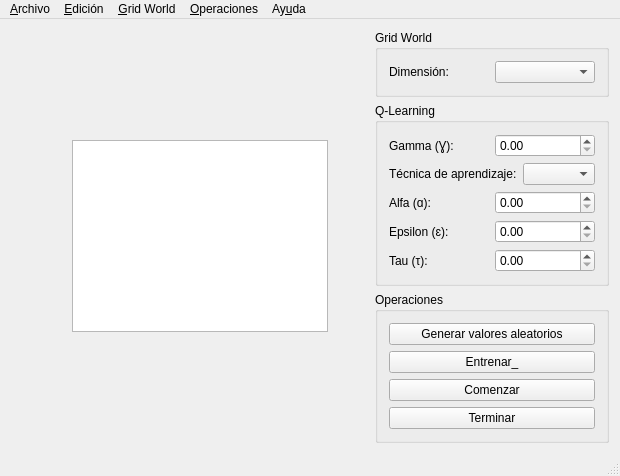
Old version of the form gui/qt/IA2013TPIRLGUI/mainwindow.ui in the repository ssebastianj/ia2013-tpi-rl.
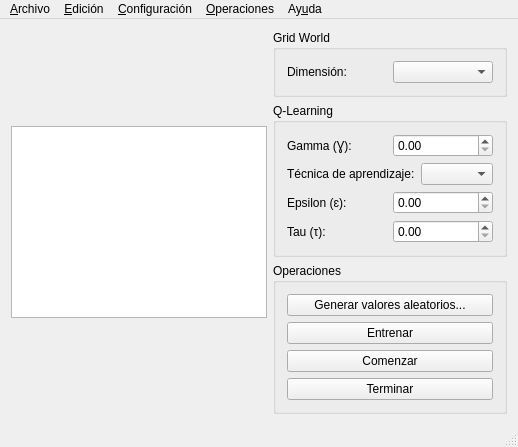
New version of the form.

Commit message: Cambios y mejoras en la UI.

```diff
--- a/gui/qt/IA2013TPIRLGUI/mainwindow.ui
+++ b/gui/qt/IA2013TPIRLGUI/mainwindow.ui
@@ -7,29 +7,16 @@
    <rect>
     <x>0</x>
     <y>0</y>
-    <width>620</width>
-    <height>444</height>
+    <width>505</width>
+    <height>418</height>
    </rect>
   </property>
   <property name="windowTitle">
    <string>MainWindow</string>
   </property>
   <widget class="QWidget" name="centralWidget">
-   <layout class="QHBoxLayout" name="horizontalLayout_7">
-    <item>
-     <spacer name="verticalSpacer">
-      <property name="orientation">
-       <enum>Qt::Vertical</enum>
-      </property>
-      <property name="sizeHint" stdset="0">
-       <size>
-        <width>20</width>
-        <height>346</height>
-       </size>
-      </property>
-     </spacer>
-    </item>
-    <item>
+   <layout class="QGridLayout" name="gridLayout_2">
+    <item row="0" column="2">
      <spacer name="horizontalSpacer_2">
       <property name="orientation">
        <enum>Qt::Horizontal</enum>
@@ -42,57 +29,7 @@
       </property>
      </spacer>
     </item>
-    <item>
-     <widget class="QTableWidget" name="GridWorld">
-      <property name="sizePolicy">
-       <sizepolicy hsizetype="Fixed" vsizetype="Fixed">
-        <horstretch>0</horstretch>
-        <verstretch>0</verstretch>
-       </sizepolicy>
-      </property>
-      <property name="focusPolicy">
-       <enum>Qt::ClickFocus</enum>
-      </property>
-      <property name="verticalScrollBarPolicy">
-       <enum>Qt::ScrollBarAlwaysOff</enum>
-      </property>
-      <property name="horizontalScrollBarPolicy">
-       <enum>Qt::ScrollBarAlwaysOff</enum>
-      </property>
-      <property name="autoScroll">
-       <bool>false</bool>
-      </property>
-      <property name="tabKeyNavigation">
-       <bool>false</bool>
-      </property>
-      <property name="showDropIndicator" stdset="0">
-       <bool>false</bool>
-      </property>
-      <property name="dragDropOverwriteMode">
-       <bool>false</bool>
-      </property>
-      <property name="selectionMode">
-       <enum>QAbstractItemView::NoSelection</enum>
-      </property>
-      <property name="cornerButtonEnabled">
-       <bool>false</bool>
-      </property>
-     </widget>
-    </item>
-    <item>
-     <spacer name="horizontalSpacer">
-      <property name="orientation">
-       <enum>Qt::Horizontal</enum>
-      </property>
-      <property name="sizeHint" stdset="0">
-       <size>
-        <width>40</width>
-        <height>20</height>
-       </size>
-      </property>
-     </spacer>
-    </item>
-    <item>
+    <item row="0" column="3">
      <layout class="QVBoxLayout" name="verticalLayout_3">
       <item>
        <widget class="QGroupBox" name="groupBox">
@@ -136,7 +73,14 @@
             </widget>
            </item>
            <item>
-            <widget class="QDoubleSpinBox" name="sbQLGamma"/>
+            <widget class="QDoubleSpinBox" name="sbQLGamma">
+             <property name="maximum">
+              <double>0.990000000000000</double>
+             </property>
+             <property name="singleStep">
+              <double>0.010000000000000</double>
+             </property>
+            </widget>
            </item>
           </layout>
          </item>
@@ -157,20 +101,6 @@
            </item>
           </layout>
          </item>
-         <item>
-          <layout class="QHBoxLayout" name="horizontalLayout_4">
-           <item>
-            <widget class="QLabel" name="label_3">
-             <property name="text">
-              <string>Alfa (ɑ):</string>
-             </property>
-            </widget>
-           </item>
-           <item>
-            <widget class="QDoubleSpinBox" name="sbQLAlpha"/>
-           </item>
-          </layout>
-         </item>
          <item>
           <layout class="QHBoxLayout" name="horizontalLayout_5">
            <item>
@@ -181,7 +111,14 @@
             </widget>
            </item>
            <item>
-            <widget class="QDoubleSpinBox" name="sbQLEpsilon"/>
+            <widget class="QDoubleSpinBox" name="sbQLEpsilon">
+             <property name="maximum">
+              <double>0.990000000000000</double>
+             </property>
+             <property name="singleStep">
+              <double>0.010000000000000</double>
+             </property>
+            </widget>
            </item>
           </layout>
          </item>
@@ -195,7 +132,14 @@
             </widget>
            </item>
            <item>
-            <widget class="QDoubleSpinBox" name="sbQLTau"/>
+            <widget class="QDoubleSpinBox" name="sbQLTau">
+             <property name="maximum">
+              <double>0.990000000000000</double>
+             </property>
+             <property name="singleStep">
+              <double>0.010000000000000</double>
+             </property>
+            </widget>
            </item>
           </layout>
          </item>
@@ -210,23 +154,10 @@
            <string>Operaciones</string>
           </property>
           <layout class="QGridLayout" name="gridLayout_3">
-           <item row="5" column="0">
-            <spacer name="verticalSpacer_2">
-             <property name="orientation">
-              <enum>Qt::Vertical</enum>
-             </property>
-             <property name="sizeHint" stdset="0">
-              <size>
-               <width>20</width>
-               <height>40</height>
-              </size>
-             </property>
-            </spacer>
-           </item>
            <item row="2" column="0">
             <widget class="QPushButton" name="entrenar">
              <property name="text">
-              <string>Entrenar_</string>
+              <string>Entrenar</string>
              </property>
             </widget>
            </item>
@@ -240,7 +171,7 @@
            <item row="0" column="0">
             <widget class="QPushButton" name="genValAleatorios">
              <property name="text">
-              <string>Generar valores aleatorios</string>
+              <string>Generar valores aleatorios...</string>
              </property>
             </widget>
            </item>
@@ -256,8 +187,71 @@
         </item>
        </layout>
       </item>
+      <item>
+       <spacer name="verticalSpacer_2">
+        <property name="orientation">
+         <enum>Qt::Vertical</enum>
+        </property>
+        <property name="sizeHint" stdset="0">
+         <size>
+          <width>20</width>
+          <height>40</height>
+         </size>
+        </property>
+       </spacer>
+      </item>
      </layout>
     </item>
+    <item row="0" column="0">
+     <spacer name="horizontalSpacer">
+      <property name="orientation">
+       <enum>Qt::Horizontal</enum>
+      </property>
+      <property name="sizeHint" stdset="0">
+       <size>
+        <width>40</width>
+        <height>20</height>
+       </size>
+      </property>
+     </spacer>
+    </item>
+    <item row="0" column="1">
+     <widget class="QTableWidget" name="tblGridWorld">
+      <property name="sizePolicy">
+       <sizepolicy hsizetype="Fixed" vsizetype="Fixed">
+        <horstretch>0</horstretch>
+        <verstretch>0</verstretch>
+       </sizepolicy>
+      </property>
+      <property name="focusPolicy">
+       <enum>Qt::ClickFocus</enum>
+      </property>
+      <property name="verticalScrollBarPolicy">
+       <enum>Qt::ScrollBarAlwaysOff</enum>
+      </property>
+      <property name="horizontalScrollBarPolicy">
+       <enum>Qt::ScrollBarAlwaysOff</enum>
+      </property>
+      <property name="autoScroll">
+       <bool>false</bool>
+      </property>
+      <property name="tabKeyNavigation">
+       <bool>false</bool>
+      </property>
+      <property name="showDropIndicator" stdset="0">
+       <bool>false</bool>
+      </property>
+      <property name="dragDropOverwriteMode">
+       <bool>false</bool>
+      </property>
+      <property name="selectionMode">
+       <enum>QAbstractItemView::NoSelection</enum>
+      </property>
+      <property name="cornerButtonEnabled">
+       <bool>false</bool>
+      </property>
+     </widget>
+    </item>
    </layout>
   </widget>
   <widget class="QMenuBar" name="menuBar">
@@ -265,7 +259,7 @@
     <rect>
      <x>0</x>
      <y>0</y>
-     <width>620</width>
+     <width>505</width>
      <height>21</height>
     </rect>
    </property>
@@ -286,26 +280,41 @@
     </property>
     <addaction name="actionAcercaDe"/>
    </widget>
-   <widget class="QMenu" name="menuGridWorld">
-    <property name="title">
-     <string>&amp;Grid World</string>
-    </property>
-    <widget class="QMenu" name="menuDimension">
-     <property name="title">
-      <string>Dimensión</string>
-     </property>
-    </widget>
-    <addaction name="menuDimension"/>
-   </widget>
    <widget class="QMenu" name="menuOperaciones">
     <property name="title">
      <string>&amp;Operaciones</string>
     </property>
-    <addaction name="actionGenerarValoresAleatorios"/>
+    <addaction name="actionGenValAleatorios"/>
+    <addaction name="actionEntrenar"/>
+    <addaction name="actionComenzarPlay"/>
+    <addaction name="actionTerminarProceso"/>
+   </widget>
+   <widget class="QMenu" name="menu_Configuraci_n">
+    <property name="title">
+     <string>&amp;Configuración</string>
+    </property>
+    <widget class="QMenu" name="menuGridWorld">
+     <property name="title">
+      <string>Grid World</string>
+     </property>
+     <widget class="QMenu" name="menuDimension">
+      <property name="title">
+       <string>Dimensión</string>
+      </property>
+     </widget>
+     <addaction name="menuDimension"/>
+    </widget>
+    <widget class="QMenu" name="menuTecnicas">
+     <property name="title">
+      <string>Técnicas</string>
+     </property>
+    </widget>
+    <addaction name="menuGridWorld"/>
+    <addaction name="menuTecnicas"/>
    </widget>
    <addaction name="menuArchivo"/>
    <addaction name="menuEdicion"/>
-   <addaction name="menuGridWorld"/>
+   <addaction name="menu_Configuraci_n"/>
    <addaction name="menuOperaciones"/>
    <addaction name="menuAyuda"/>
   </widget>
```
Left out of the diff: 37 changed lines with no effect on the pictures. The commit also changes 2 other files.
